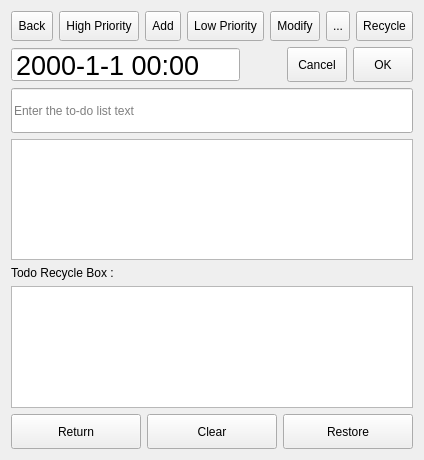
This is dlgtodo.ui in ic005k/Knot-Legacy as Qt 5 draws it before an edit. The edited form follows.
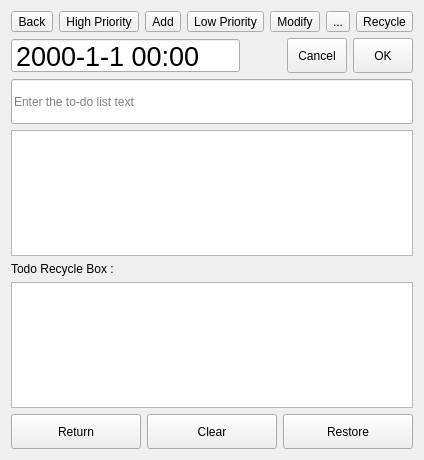
This is the edited form. Icons and pictures are not drawn.

Diff of the .ui file:
```diff
--- a/dlgtodo.ui
+++ b/dlgtodo.ui
@@ -6,7 +6,7 @@
    <rect>
     <x>0</x>
     <y>0</y>
-    <width>341</width>
+    <width>366</width>
     <height>460</height>
    </rect>
   </property>
@@ -48,7 +48,7 @@
           <property name="minimumSize">
            <size>
             <width>0</width>
-            <height>30</height>
+            <height>0</height>
            </size>
           </property>
           <property name="text">
@@ -60,8 +60,8 @@
           </property>
           <property name="iconSize">
            <size>
-            <width>30</width>
-            <height>30</height>
+            <width>25</width>
+            <height>25</height>
            </size>
           </property>
          </widget>
@@ -77,7 +77,7 @@
           <property name="minimumSize">
            <size>
             <width>0</width>
-            <height>30</height>
+            <height>0</height>
            </size>
           </property>
           <property name="text">
@@ -89,8 +89,8 @@
           </property>
           <property name="iconSize">
            <size>
-            <width>30</width>
-            <height>30</height>
+            <width>25</width>
+            <height>25</height>
            </size>
           </property>
          </widget>
@@ -106,7 +106,7 @@
           <property name="minimumSize">
            <size>
             <width>0</width>
-            <height>30</height>
+            <height>0</height>
            </size>
           </property>
           <property name="text">
@@ -118,8 +118,8 @@
           </property>
           <property name="iconSize">
            <size>
-            <width>30</width>
-            <height>30</height>
+            <width>25</width>
+            <height>25</height>
            </size>
           </property>
          </widget>
@@ -135,7 +135,7 @@
           <property name="minimumSize">
            <size>
             <width>0</width>
-            <height>30</height>
+            <height>0</height>
            </size>
           </property>
           <property name="text">
@@ -147,8 +147,8 @@
           </property>
           <property name="iconSize">
            <size>
-            <width>30</width>
-            <height>30</height>
+            <width>25</width>
+            <height>25</height>
            </size>
           </property>
          </widget>
@@ -164,7 +164,7 @@
           <property name="minimumSize">
            <size>
             <width>0</width>
-            <height>30</height>
+            <height>0</height>
            </size>
           </property>
           <property name="text">
@@ -176,8 +176,8 @@
           </property>
           <property name="iconSize">
            <size>
-            <width>30</width>
-            <height>30</height>
+            <width>25</width>
+            <height>25</height>
            </size>
           </property>
          </widget>
@@ -193,7 +193,7 @@
           <property name="minimumSize">
            <size>
             <width>0</width>
-            <height>30</height>
+            <height>0</height>
            </size>
           </property>
           <property name="text">
@@ -205,8 +205,8 @@
           </property>
           <property name="iconSize">
            <size>
-            <width>30</width>
-            <height>30</height>
+            <width>25</width>
+            <height>25</height>
            </size>
           </property>
          </widget>
@@ -222,7 +222,7 @@
           <property name="minimumSize">
            <size>
             <width>0</width>
-            <height>30</height>
+            <height>0</height>
            </size>
           </property>
           <property name="text">
@@ -234,8 +234,8 @@
           </property>
           <property name="iconSize">
            <size>
-            <width>30</width>
-            <height>30</height>
+            <width>25</width>
+            <height>25</height>
            </size>
           </property>
          </widget>
@@ -246,7 +246,41 @@
     </widget>
    </item>
    <item row="5" column="0">
-    <widget class="QListWidget" name="listRecycle"/>
+    <widget class="QListWidget" name="listRecycle">
+     <property name="styleSheet">
+      <string notr="true">QListWidget::indicator{
+		width:25;
+		height:25;
+		right: 5px;
+}
+
+QListView {
+    outline: none;
+	text-decoration: line-through;
+}
+
+#listRecycle::item {
+    background-color: #ffffff;
+    color: #000000;
+    border: transparent;
+    border-bottom: 1px solid #dbdbdb;
+    padding: 8px;
+	height: 85;
+	
+}
+
+#listRecycle::item:hover {
+    background-color: #f5f5f5;
+}
+
+#listRecycle::item:selected {
+    border-left: 5px solid #777777;
+	
+}
+
+</string>
+     </property>
+    </widget>
    </item>
    <item row="1" column="0">
     <widget class="QFrame" name="frameSetTime">
```
